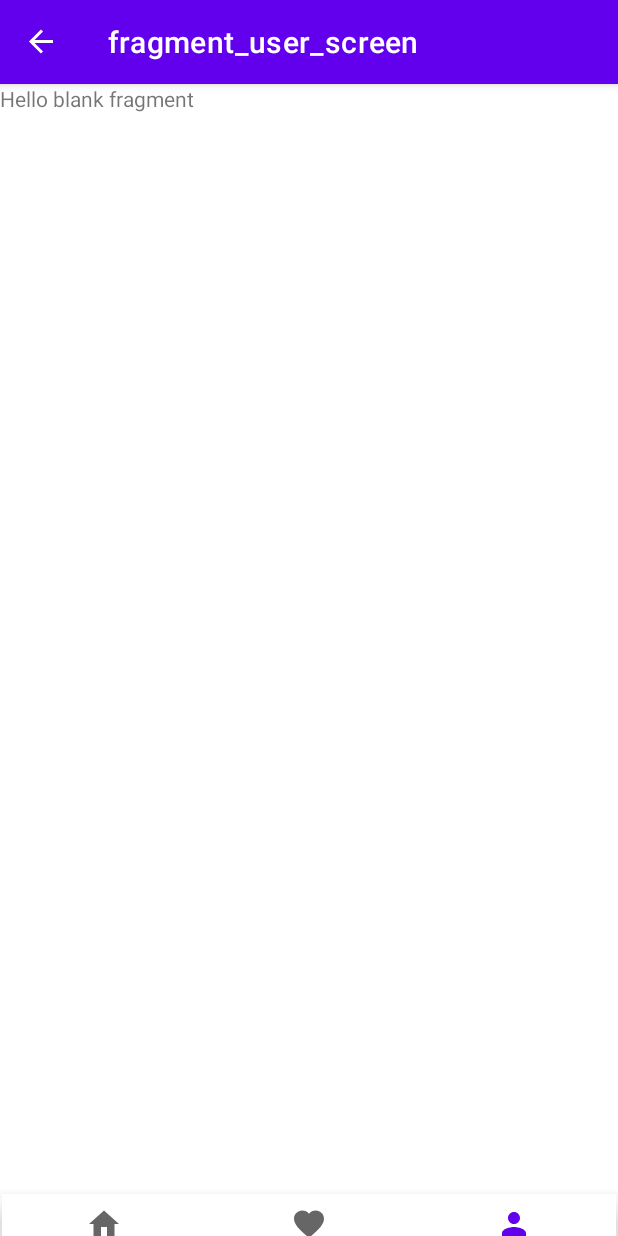
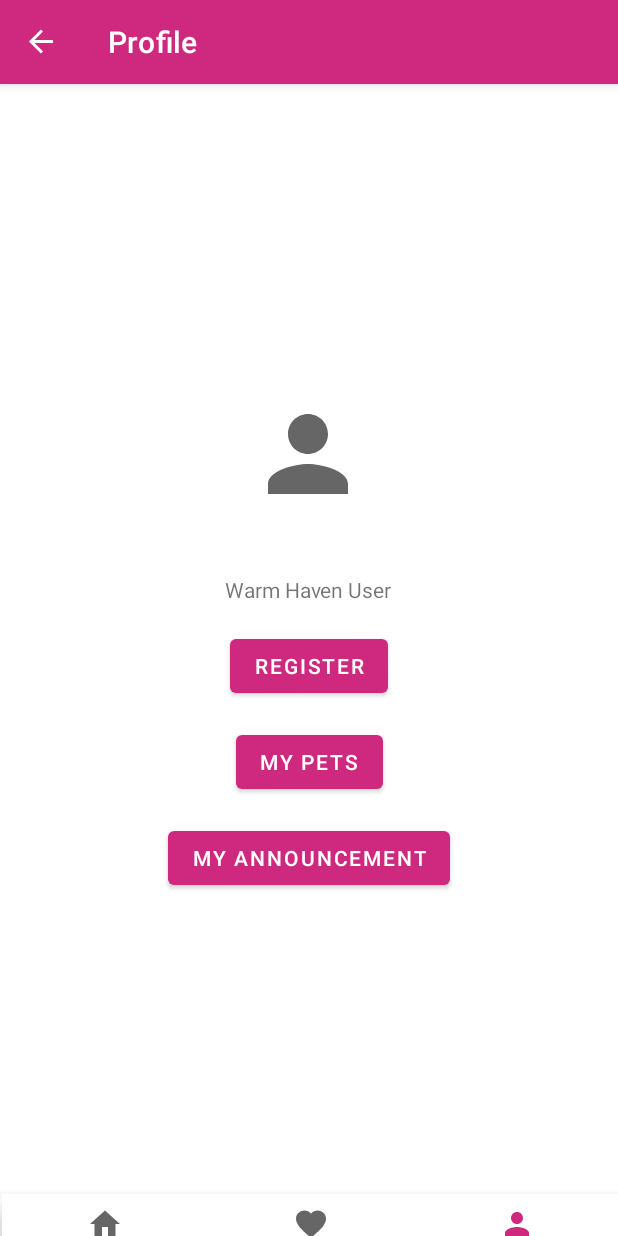
Before and after one commit to NorahAlbaqami/warm-haven, an Android app: the UserScreenFragment screen opened through its navigation route, on a phone screen of 412 x 824 dp. Run offline under Robolectric (Android 15) with nearby library versions, the phone set to English and light mode, and no system bars; our stand-ins replace navigation-ui.

Commit message:
user screen component

```diff
--- a/app/src/main/res/layout/activity_main.xml
+++ b/app/src/main/res/layout/activity_main.xml
@@ -20,7 +20,7 @@
 
     <com.google.android.material.bottomnavigation.BottomNavigationView
         android:id="@+id/bottomnavigationview"
-        android:layout_width="match_parent"
+        android:layout_width="wrap_content"
         android:layout_height="wrap_content"
         android:background="@color/white"
         android:layout_marginStart="1dp"
--- a/app/src/main/res/layout/fragment_user_screen.xml
+++ b/app/src/main/res/layout/fragment_user_screen.xml
@@ -1,14 +1,62 @@
 <?xml version="1.0" encoding="utf-8"?>
-<FrameLayout xmlns:android="http://schemas.android.com/apk/res/android"
+<androidx.constraintlayout.widget.ConstraintLayout xmlns:android="http://schemas.android.com/apk/res/android"
+    xmlns:app="http://schemas.android.com/apk/res-auto"
     xmlns:tools="http://schemas.android.com/tools"
     android:layout_width="match_parent"
     android:layout_height="match_parent"
     tools:context=".user.ui.UserScreenFragment">
 
-    <!-- TODO: Update blank fragment layout -->
+
+    <ImageView
+        android:id="@+id/user_image"
+        android:layout_width="80dp"
+        android:layout_height="100dp"
+        android:src="@drawable/person"
+        app:layout_constraintBottom_toBottomOf="parent"
+        app:layout_constraintEnd_toEndOf="parent"
+        app:layout_constraintHorizontal_bias="0.498"
+        app:layout_constraintStart_toStartOf="parent"
+        app:layout_constraintTop_toTopOf="parent"
+        app:layout_constraintVertical_bias="0.294" />
+
     <TextView
-        android:layout_width="match_parent"
-        android:layout_height="match_parent"
-        android:text="@string/hello_blank_fragment" />
+        android:id="@+id/user_name"
+        android:layout_width="wrap_content"
+        android:layout_height="wrap_content"
+        android:text="Warm Haven User"
+        app:layout_constraintBottom_toBottomOf="parent"
+        app:layout_constraintEnd_toEndOf="parent"
+        app:layout_constraintHorizontal_bias="0.498"
+        app:layout_constraintStart_toStartOf="parent"
+        app:layout_constraintTop_toBottomOf="@+id/user_image"
+        app:layout_constraintVertical_bias="0.068" />
 
-</FrameLayout>
+    <Button
+        android:id="@+id/user_registration_state"
+        android:layout_width="wrap_content"
+        android:layout_height="wrap_content"
+        android:layout_marginTop="17dp"
+        android:text="Register"
+        app:layout_constraintEnd_toEndOf="parent"
+        app:layout_constraintStart_toStartOf="parent"
+        app:layout_constraintTop_toBottomOf="@+id/user_name" />
+
+    <Button
+        android:id="@+id/user_pets"
+        android:layout_width="wrap_content"
+        android:layout_height="wrap_content"
+        android:layout_marginTop="16dp"
+        android:text="My Pets"
+        app:layout_constraintEnd_toEndOf="parent"
+        app:layout_constraintStart_toStartOf="parent"
+        app:layout_constraintTop_toBottomOf="@+id/user_registration_state" />
+    <Button
+        android:id="@+id/user_announcements"
+        android:layout_width="wrap_content"
+        android:layout_height="wrap_content"
+        android:layout_marginTop="16dp"
+        android:text="My Announcement"
+        app:layout_constraintEnd_toEndOf="parent"
+        app:layout_constraintStart_toStartOf="parent"
+        app:layout_constraintTop_toBottomOf="@+id/user_pets" />
+</androidx.constraintlayout.widget.ConstraintLayout>
--- a/app/src/main/res/navigation/nav_graph.xml
+++ b/app/src/main/res/navigation/nav_graph.xml
@@ -8,16 +8,16 @@
     <fragment
         android:id="@+id/homeScreenFragment"
         android:name="com.norah.albaqami.warmhaven.HomeScreenFragment"
-        android:label="fragment_home_screen"
+        android:label="Home"
         tools:layout="@layout/fragment_home_screen" />
     <fragment
         android:id="@+id/userScreenFragment"
         android:name="com.norah.albaqami.warmhaven.user.ui.UserScreenFragment"
-        android:label="fragment_user_screen"
+        android:label="Profile"
         tools:layout="@layout/fragment_user_screen" />
     <fragment
         android:id="@+id/favoriteFragment"
         android:name="com.norah.albaqami.warmhaven.favorite.ui.FavoriteFragment"
-        android:label="fragment_favorite"
+        android:label="Favorite"
         tools:layout="@layout/fragment_favorite" />
 </navigation>
--- a/app/src/main/res/values-night/themes.xml
+++ b/app/src/main/res/values-night/themes.xml
@@ -2,8 +2,8 @@
     <!-- Base application theme. -->
     <style name="Theme.WarmHaven" parent="Theme.MaterialComponents.DayNight.DarkActionBar">
         <!-- Primary brand color. -->
-        <item name="colorPrimary">@color/purple_200</item>
-        <item name="colorPrimaryVariant">@color/purple_700</item>
+        <item name="colorPrimary">@color/dark_pink</item>
+        <item name="colorPrimaryVariant">@color/dark_pink</item>
         <item name="colorOnPrimary">@color/black</item>
         <!-- Secondary brand color. -->
         <item name="colorSecondary">@color/teal_200</item>
--- a/app/src/main/res/values/colors.xml
+++ b/app/src/main/res/values/colors.xml
@@ -7,4 +7,5 @@
     <color name="teal_700">#FF018786</color>
     <color name="black">#FF000000</color>
     <color name="white">#FFFFFFFF</color>
+    <color name="dark_pink">#cf297f</color>
 </resources>
--- a/app/src/main/res/values/themes.xml
+++ b/app/src/main/res/values/themes.xml
@@ -2,8 +2,8 @@
     <!-- Base application theme. -->
     <style name="Theme.WarmHaven" parent="Theme.MaterialComponents.DayNight.DarkActionBar">
         <!-- Primary brand color. -->
-        <item name="colorPrimary">@color/purple_500</item>
-        <item name="colorPrimaryVariant">@color/purple_700</item>
+        <item name="colorPrimary">@color/dark_pink</item>
+        <item name="colorPrimaryVariant">@color/dark_pink</item>
         <item name="colorOnPrimary">@color/white</item>
         <!-- Secondary brand color. -->
         <item name="colorSecondary">@color/teal_200</item>
```
